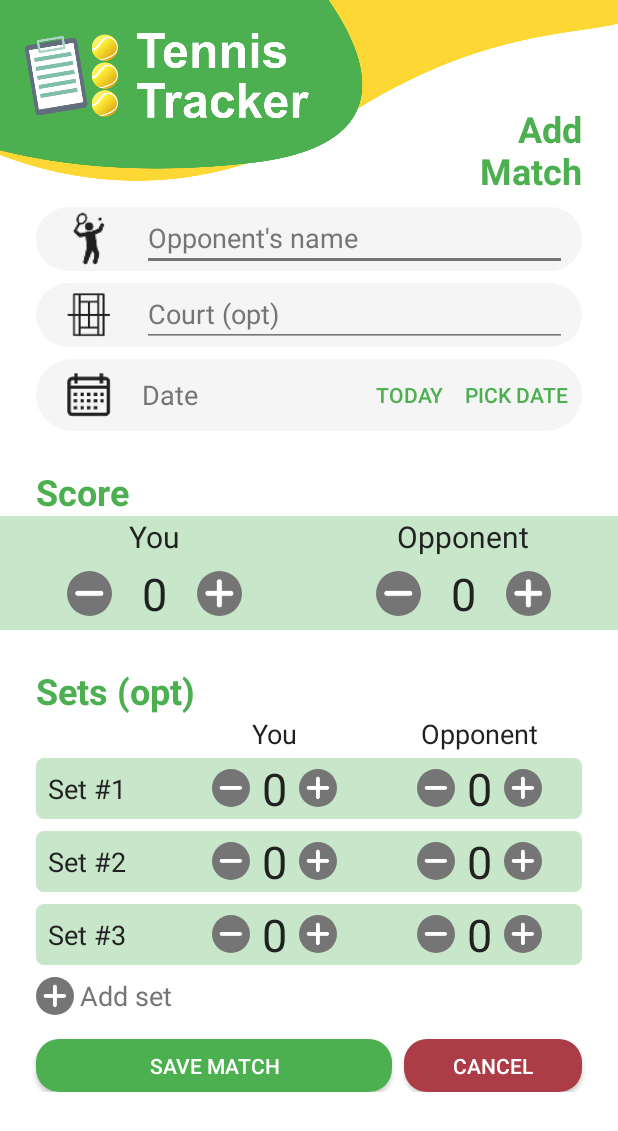
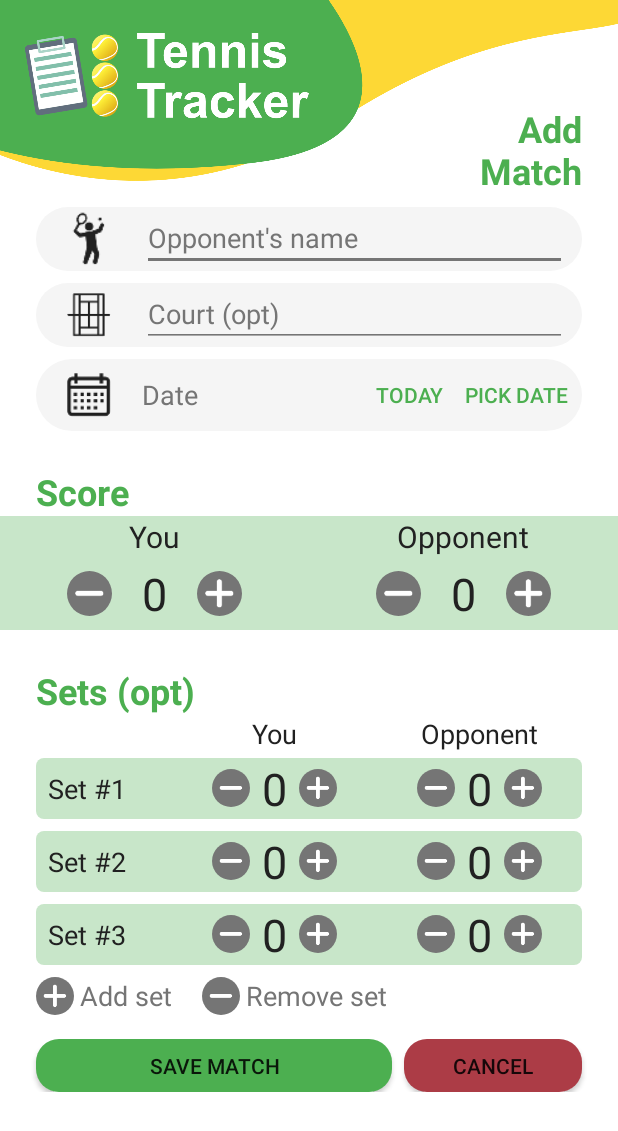
Before and after one commit to mrpeartree1889/Tennis_Tracker_Pro, an Android app: the layout activity_add_match.xml on its own in the app's theme, with its tools: preview values and no code run, on a phone screen of 412 x 824 dp. Shown: the top 1131 px of the screen. Run offline under Robolectric (Android 15) with nearby library versions, the phone set to English and light mode, and no system bars.

Commit message:
changed overall layout, added functionality for all plus and minus buttons at add match level, and added remove and add set functionality

```diff
--- a/app/src/main/AndroidManifest.xml
+++ b/app/src/main/AndroidManifest.xml
@@ -8,7 +8,7 @@
         android:label="@string/app_name"
         android:roundIcon="@mipmap/ic_launcher"
         android:supportsRtl="true"
-        android:theme="@style/AppTheme">
+        android:theme="@style/Theme.AppCompat.Light.NoActionBar">
         <activity android:name=".Statistics"></activity>
         <activity android:name=".AddMatch" />
         <activity android:name=".MatchHistory" />
--- a/app/src/main/java/com/example/tennistrackerpro/MainActivity.kt
+++ b/app/src/main/java/com/example/tennistrackerpro/MainActivity.kt
@@ -12,17 +12,17 @@ class MainActivity : AppCompatActivity() {
         super.onCreate(savedInstanceState)
         setContentView(R.layout.activity_main)
 
-        newMatchBtn.setOnClickListener() {
+        newMatchBtn.setOnClickListener {
             val intent = Intent(this, AddMatch::class.java)
             startActivity(intent)
         }
 
-        matchHistoryBtn.setOnClickListener() {
+        matchHistoryBtn.setOnClickListener {
             val intent = Intent(this, MatchHistory::class.java)
             startActivity(intent)
         }
 
-        statisticsBtn.setOnClickListener() {
+        statisticsBtn.setOnClickListener {
             val intent = Intent(this, Statistics::class.java)
             startActivity(intent)
         }
--- a/app/src/main/res/layout/activity_add_match.xml
+++ b/app/src/main/res/layout/activity_add_match.xml
@@ -329,6 +329,7 @@
                 android:orientation="vertical">
 
                 <LinearLayout
+                    android:id="@+id/firstRowLayout"
                     android:layout_width="match_parent"
                     android:layout_height="match_parent"
                     android:orientation="horizontal"
@@ -1330,6 +1331,11 @@
                 </LinearLayout>
 
                 <LinearLayout
+                    android:layout_width="match_parent"
+                    android:layout_height="match_parent"
+                    android:orientation="horizontal">
+
+                    <LinearLayout
                         android:id="@+id/addSetLayout"
                         android:layout_width="wrap_content"
                         android:layout_height="wrap_content"
@@ -1356,6 +1362,38 @@
                             android:text="@string/add_set"
                             android:textColor="@color/colorTextGrey"
                             android:textSize="18sp" />
+                    </LinearLayout>
+
+                    <LinearLayout
+                        android:id="@+id/removeSetLayout"
+                        android:layout_width="wrap_content"
+                        android:layout_height="wrap_content"
+                        android:layout_marginLeft="20dp"
+                        android:layout_marginTop="4dp"
+                        android:gravity="center_vertical"
+                        android:onClick="removeSetMinusBtnClicked"
+                        android:orientation="horizontal">
+
+                        <ImageView
+                            android:id="@+id/removeSetBtn"
+                            android:layout_width="25dp"
+                            android:layout_height="25dp"
+                            android:background="@drawable/plus_btn"
+                            android:contentDescription="@string/minus_button_image"
+                            android:padding="4dp"
+                            app:srcCompat="@drawable/ic_minus_white" />
+
+                        <TextView
+                            android:id="@+id/textView24"
+                            android:layout_width="0dp"
+                            android:layout_height="wrap_content"
+                            android:layout_marginStart="4dp"
+                            android:layout_weight="1"
+                            android:text="@string/remove_set"
+                            android:textColor="@color/colorTextGrey"
+                            android:textSize="18sp" />
+                    </LinearLayout>
+
                 </LinearLayout>
 
             </LinearLayout>
--- a/app/src/main/res/values/strings.xml
+++ b/app/src/main/res/values/strings.xml
@@ -58,5 +58,6 @@
     <string name="sets_won_to_lost">Sets won to lost</string>
     <string name="games_won_to_lost">Games won to lost</string>
     <string name="ratios">Ratios</string>
+    <string name="remove_set">Remove set</string>
 
 </resources>
```
Also changed, not shown: app/src/main/java/com/example/tennistrackerpro/AddMatch.kt (+229 -160 lines). Lines whose indentation alone changed are shown as unchanged.
